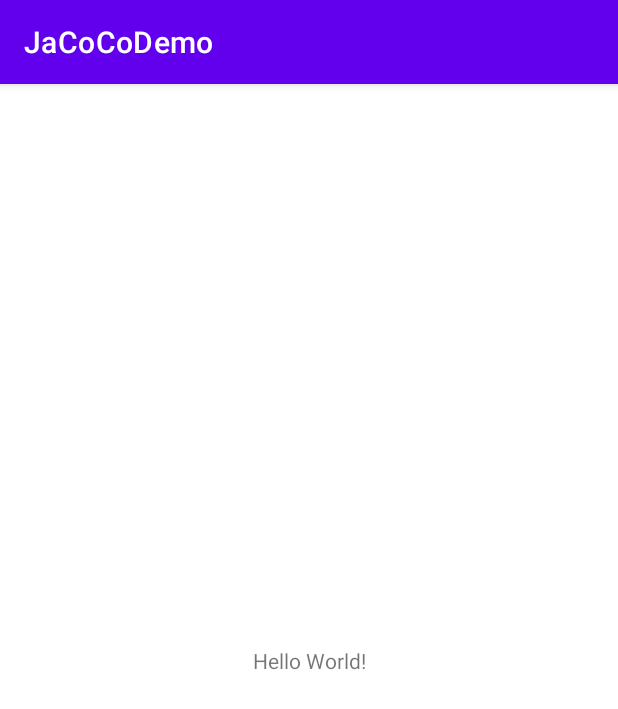
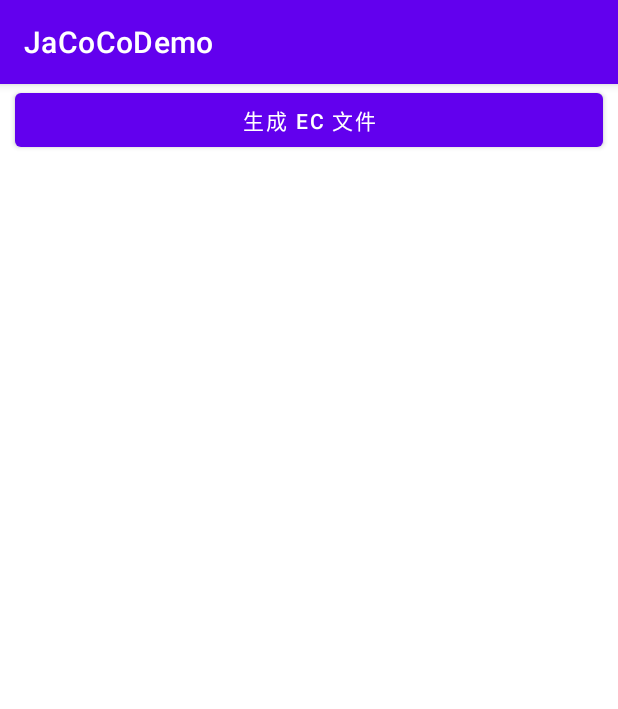
Before and after one commit to changer0/JaCoCoDemo, an Android app: the screen it shows after launch (MainActivity), on a phone screen of 412 x 824 dp. Shown: the top 709 px of the screen. Run offline under Robolectric (Android 15) with nearby library versions, the phone set to English and light mode, and no system bars.

Commit message:
终于可以运行起来!

```diff
--- a/app/src/main/java/com/lulu/jacocodemo/JaCoCoUtils.java
+++ b/app/src/main/java/com/lulu/jacocodemo/JaCoCoUtils.java
@@ -29,6 +29,7 @@ public class JaCoCoUtils {
             out.write((byte[]) agent.getClass().getMethod("getExecutionData", boolean.class)
                     .invoke(agent, false));
             out.close();
+            Log.d(TAG, "generateCoverageReport() 成功");
         } catch (Exception e) {
             Log.d(TAG, e.toString(), e);
         }
--- a/app/src/main/java/com/lulu/jacocodemo/MainActivity.kt
+++ b/app/src/main/java/com/lulu/jacocodemo/MainActivity.kt
@@ -2,10 +2,18 @@ package com.lulu.jacocodemo
 
 import androidx.appcompat.app.AppCompatActivity
 import android.os.Bundle
+import kotlinx.android.synthetic.main.activity_main.*
 
 class MainActivity : AppCompatActivity() {
     override fun onCreate(savedInstanceState: Bundle?) {
         super.onCreate(savedInstanceState)
         setContentView(R.layout.activity_main)
+
+        btGenerateEc.setOnClickListener {
+            JaCoCoUtils.generateCoverageReport(this)
+        }
+
+        StudentA().action("测试 A 同学")
+        StudentB().action("测试 B 同学")
     }
 }
--- /dev/null
+++ b/app/src/main/java/com/lulu/jacocodemo/StudentA.java
@@ -0,0 +1,14 @@
+package com.lulu.jacocodemo;
+
+/**
+ * @author zhanglulu
+ */
+public class StudentA {
+
+    private String name;
+
+    public void action(String msg) {
+        //触发行为
+        System.out.println(msg);
+    }
+}
--- /dev/null
+++ b/app/src/main/java/com/lulu/jacocodemo/StudentB.java
@@ -0,0 +1,14 @@
+package com.lulu.jacocodemo;
+
+/**
+ * @author zhanglulu
+ */
+public class StudentB {
+
+    private String name;
+
+    public void action(String msg) {
+        //触发行为
+        System.out.println(msg);
+    }
+}
--- a/app/src/main/res/layout/activity_main.xml
+++ b/app/src/main/res/layout/activity_main.xml
@@ -1,18 +1,20 @@
 <?xml version="1.0" encoding="utf-8"?>
-<androidx.constraintlayout.widget.ConstraintLayout xmlns:android="http://schemas.android.com/apk/res/android"
+<LinearLayout xmlns:android="http://schemas.android.com/apk/res/android"
     xmlns:app="http://schemas.android.com/apk/res-auto"
     xmlns:tools="http://schemas.android.com/tools"
     android:layout_width="match_parent"
     android:layout_height="match_parent"
+    android:orientation="vertical"
     tools:context=".MainActivity">
 
-    <TextView
-        android:layout_width="wrap_content"
-        android:layout_height="wrap_content"
-        android:text="Hello World!"
-        app:layout_constraintBottom_toBottomOf="parent"
-        app:layout_constraintLeft_toLeftOf="parent"
-        app:layout_constraintRight_toRightOf="parent"
-        app:layout_constraintTop_toTopOf="parent" />
 
-</androidx.constraintlayout.widget.ConstraintLayout>
+    <Button
+        android:text="生成 EC 文件"
+        android:id="@+id/btGenerateEc"
+        android:layout_marginStart="10dp"
+        android:layout_marginEnd="10dp"
+        android:layout_width="match_parent"
+        android:layout_height="wrap_content"/>
+
+
+</LinearLayout>
```
Also changed, not shown: app/build.gradle (+44 -0 lines).
